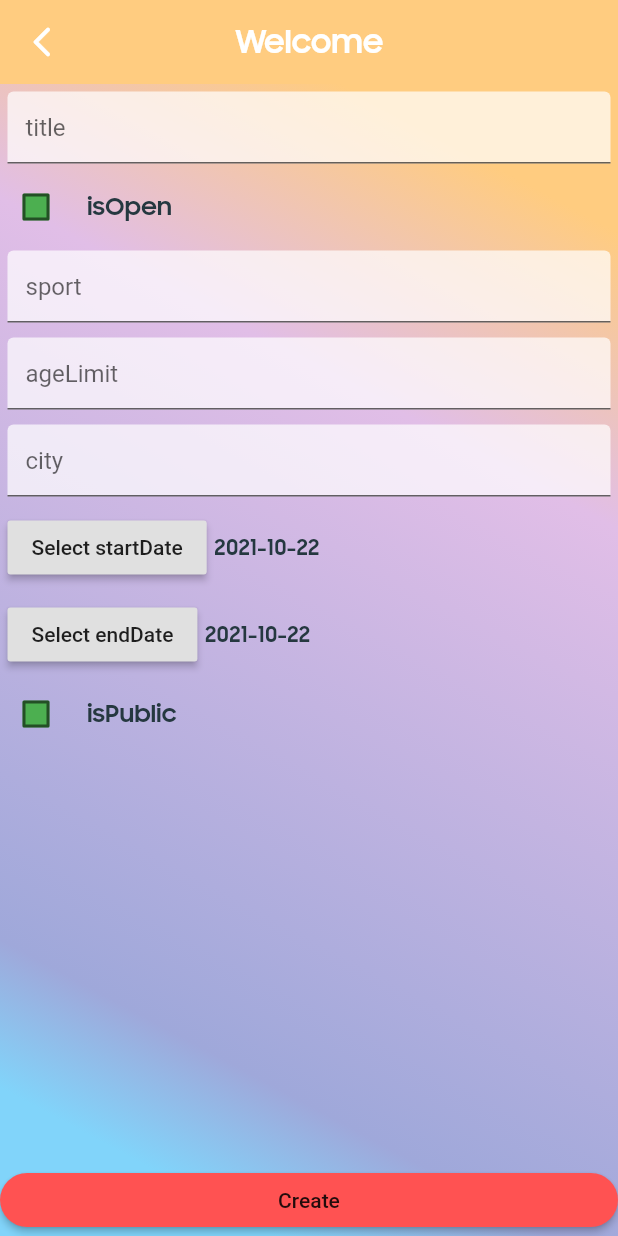
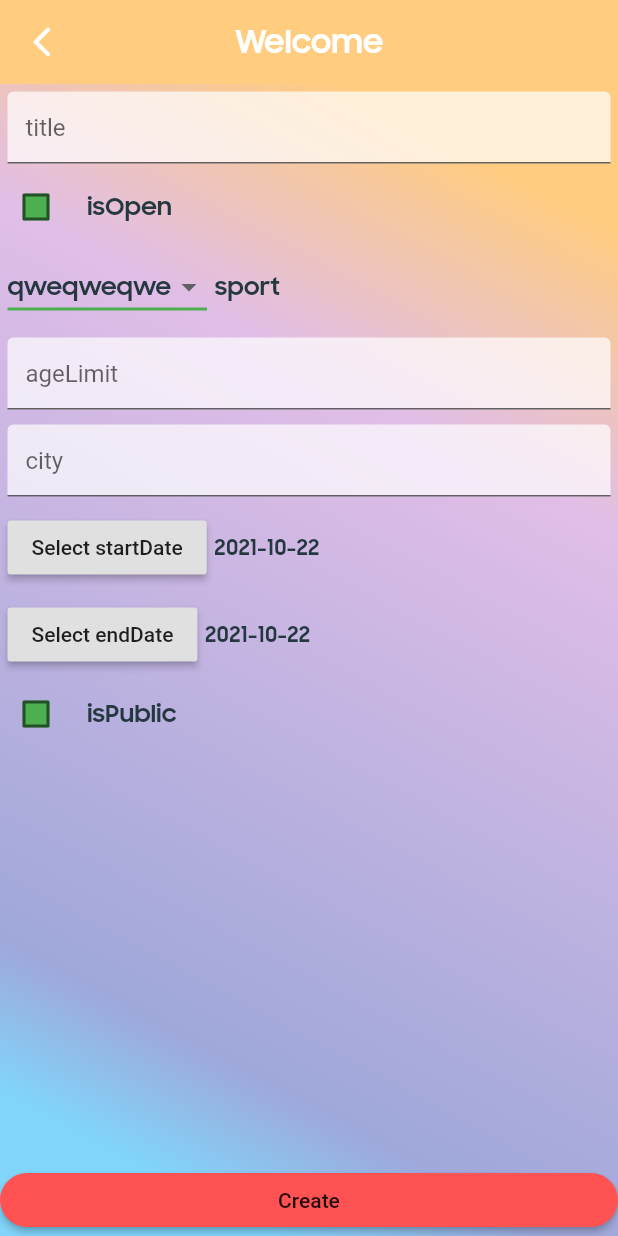
Before and after one commit to Martynenko-Oleksii/GoodGames, a Flutter app: the CompetitionAddPage screen opened directly with empty values, on a phone screen of 412 x 824 dp. Run offline on Flutter 3.47's test engine with Material 2 defaults, Android fonts, the light colour scheme and no system bars.

Commit message:
Competition add page #2

```diff
--- a/Mobile/goodgames/lib/competitions/copetition_add.dart
+++ b/Mobile/goodgames/lib/competitions/copetition_add.dart
@@ -18,7 +18,6 @@ class CompetitionAddPage extends StatefulWidget {
 }
 
 class _CompetitionAddState extends State<CompetitionAddPage> {
-
   final TextEditingController titleControl = TextEditingController();
   final TextEditingController sportControl = TextEditingController();
   final TextEditingController agelimitControl = TextEditingController();
@@ -27,6 +26,15 @@ class _CompetitionAddState extends State<CompetitionAddPage> {
   bool isOpen = false;
   bool isPublic = false;
   final formKey = GlobalKey<FormState>();
+
+  Sport dropdownValueSport = new Sport(
+      id: 1,
+      title: "qweqweqwe",
+      hasTeam: false,
+      hasGrid: false,
+      competitorsLimit: 1,
+      hasTeamLimit: false,
+      teamLimit: 1);
 
   DateTime selectedDatestart = DateTime.now();
   DateTime selectedDateend = DateTime.now();
@@ -42,6 +50,7 @@ class _CompetitionAddState extends State<CompetitionAddPage> {
         selectedDatestart = picked;
       });
   }
+
   Future<void> _selectDateend(BuildContext context) async {
     final DateTime? picked = await showDatePicker(
         context: context,
@@ -141,8 +150,7 @@ class _CompetitionAddState extends State<CompetitionAddPage> {
                               children: [
                                 new Checkbox(
                                   checkColor: Colors.white,
-                                      fillColor: MaterialStateProperty
-                                          .resolveWith(
+                                  fillColor: MaterialStateProperty.resolveWith(
                                       getColor),
                                   value: isOpen,
                                   onChanged: (bool? value) {
@@ -166,29 +174,83 @@ class _CompetitionAddState extends State<CompetitionAddPage> {
                                 ),
                               ],
                             ),
-                                new Padding(
+                            // TODO
+                            new Row(children: [
+                              new Container(
                                 padding: EdgeInsets.all(5.0),
-                                  child: new Container(
-                                    // width: 275.0,
-                                    child: new TextFormField(
-                                      controller: sportControl,
-                                      decoration: new InputDecoration(
-                                        hintText: 'sport',
-                                        filled: true,
-                                        fillColor: Colors.white70,
-                                      ),
-                                      /* validator: (value) {
-                                    if (value!.isEmpty ||
-                                        !RegExp(r"[a-z0-9!#$%&'*+/=?^_`{|}~-]+(?:\.[a-z0-9!#$%&'*+/=?^_`{|}~-]+)*@(?:[a-z0-9](?:[a-z0-9-]*[a-z0-9])?\.)+[a-z0-9](?:[a-z0-9-]*[a-z0-9])?")
-                                            .hasMatch(value)) {
-                                      return "Enter Correct Email Address";
-                                    } else {
-                                      return null;
-                                    }
-                                  },*/
+                                child: new DropdownButton<Sport>(
+                                  // value: dropdownValueSport,
+                                  hint: Text(
+                                    dropdownValueSport.title,
+                                    style: TextStyle(
+                                      fontSize: 16,
+                                      color: AppTheme.darkText,
+                                      fontWeight: FontWeight.w700,
                                     ),
                                   ),
+                                  elevation: 16,
+                                  style: const TextStyle(color: Colors.green),
+                                  underline: Container(
+                                    height: 2,
+                                    color: Colors.green,
                                   ),
+                                  onChanged: (Sport? newValue) {
+                                    setState(() {
+                                      dropdownValueSport = newValue!;
+                                    });
+                                  },
+                                  items: <Sport>[
+                                    new Sport(
+                                        id: 1,
+                                        title: "qweqweqwe",
+                                        hasTeam: false,
+                                        hasGrid: false,
+                                        competitorsLimit: 1,
+                                        hasTeamLimit: false,
+                                        teamLimit: 1),
+                                    new Sport(
+                                        id: 2,
+                                        title: "asdasd",
+                                        hasTeam: false,
+                                        hasGrid: false,
+                                        competitorsLimit: 1,
+                                        hasTeamLimit: false,
+                                        teamLimit: 1),
+                                    new Sport(
+                                        id: 3,
+                                        title: "adsdsa",
+                                        hasTeam: false,
+                                        hasGrid: false,
+                                        competitorsLimit: 1,
+                                        hasTeamLimit: false,
+                                        teamLimit: 1),
+                                  ].map<DropdownMenuItem<Sport>>((Sport value) {
+                                    return DropdownMenuItem<Sport>(
+                                      value: value,
+                                      child: Text(
+                                        value.title,
+                                        style: TextStyle(
+                                          fontSize: 16,
+                                          color: AppTheme.darkText,
+                                          fontWeight: FontWeight.w700,
+                                        ),
+                                      ),
+                                    );
+                                  }).toList(),
+                                ),
+                              ),
+                              new Container(
+                                child: new Text(
+                                  "sport",
+                                  style: TextStyle(
+                                    fontSize: 16,
+                                    color: AppTheme.darkText,
+                                    fontWeight: FontWeight.w700,
+                                  ),
+                                ),
+                              )
+                            ]),
+
                             new Padding(
                               padding: EdgeInsets.all(5.0),
                               child: new Container(
@@ -239,15 +301,14 @@ class _CompetitionAddState extends State<CompetitionAddPage> {
                               padding: EdgeInsets.all(5.0),
                               child: new Row(children: [
                                 RaisedButton(
-
                                   onPressed: () => _selectDatestart(context),
                                   child: Text('Select startDate'),
                                 ),
                                 Container(
                                   padding: EdgeInsets.all(5.0),
                                   child: Text(
-                                        "${selectedDatestart.toLocal()}".split(
-                                            ' ')[0],
+                                    "${selectedDatestart.toLocal()}"
+                                        .split(' ')[0],
                                   ),
                                 ),
                               ]),
@@ -256,15 +317,14 @@ class _CompetitionAddState extends State<CompetitionAddPage> {
                               padding: EdgeInsets.all(5.0),
                               child: new Row(children: [
                                 RaisedButton(
-
                                   onPressed: () => _selectDateend(context),
                                   child: Text('Select endDate'),
                                 ),
                                 Container(
                                   padding: EdgeInsets.all(5.0),
                                   child: Text(
-                                        "${selectedDateend.toLocal()}".split(
-                                            ' ')[0],
+                                    "${selectedDateend.toLocal()}"
+                                        .split(' ')[0],
                                   ),
                                 ),
                               ]),
@@ -273,8 +333,7 @@ class _CompetitionAddState extends State<CompetitionAddPage> {
                               children: [
                                 new Checkbox(
                                   checkColor: Colors.white,
-                                      fillColor: MaterialStateProperty
-                                          .resolveWith(
+                                  fillColor: MaterialStateProperty.resolveWith(
                                       getColor),
                                   value: isOpen,
                                   onChanged: (bool? value) {
@@ -403,18 +462,18 @@ class _CompetitionAddState extends State<CompetitionAddPage> {
                               titleControl.text,
                               isOpen,
                               // sportId TODO,
-                                  1,
+                              dropdownValueSport.id,
                               agelimitControl.text,
                               cityControl.text,
                               selectedDatestart,
                               selectedDateend,
                               isPublic,
-                                  widget.user.id!);
+                              widget.user.id!
+                              );
                           Navigator.push<dynamic>(
                             context,
                             MaterialPageRoute<dynamic>(
-                                  builder: (BuildContext context) =>
-                                      RegistPage(),
+                              builder: (BuildContext context) => RegistPage(),
                             ),
                           );
                         },
```
Lines whose indentation alone changed are shown as unchanged.
